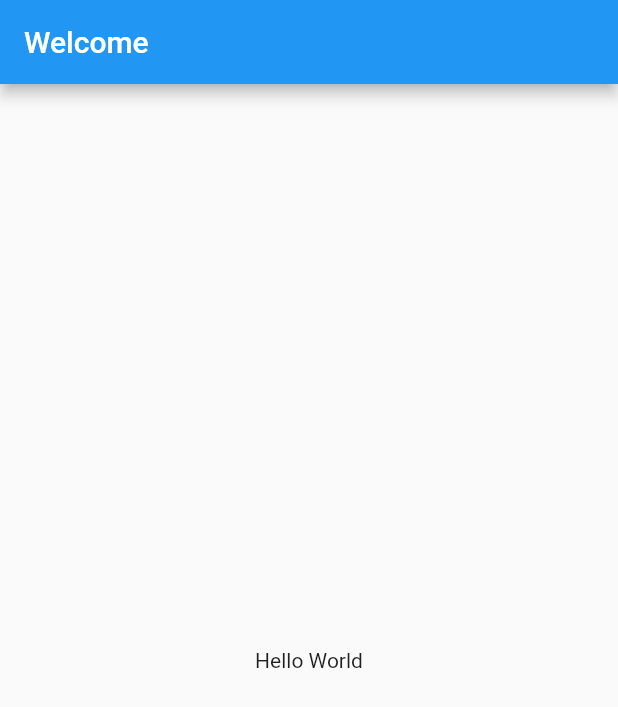
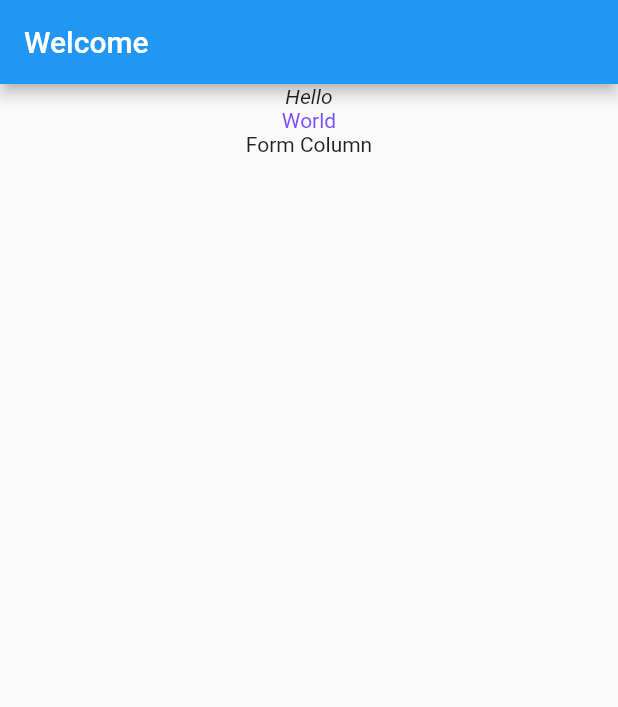
Before and after one commit to najmulmyself/learning_flutter, a Flutter app: the screen it shows after launch, on a phone screen of 412 x 824 dp. Shown: the top 707 px of the screen. Run offline on Flutter 3.47's test engine with Material 2 defaults, Android fonts, the phone set to English and light mode, and no system bars.

Commit message:
text styling

```diff
--- a/lib/main.dart
+++ b/lib/main.dart
@@ -15,7 +15,24 @@ class MyApp extends StatelessWidget {
         appBar: AppBar(
           title: Text("Welcome"),
         ),
-        body: Center(child: Text("Hello World"),),
+        body: Center(
+          // child: Text("Hello World"),
+          // Text("Another Hello World") // child cannot take more than one widget
+          // TO USE MORE THAN ONE WIDGET WE NEED TO USE ROW / COLUMN PROPERTY WHERE MULTIPLE PROPERTY CAN BE PASSED BY CHILDREN
+          child: Column(
+            children: [
+              Text(
+                "Hello",
+                style: TextStyle(fontStyle: FontStyle.italic),
+              ),
+              Text(
+                "World",
+                style: TextStyle(color: Colors.deepPurpleAccent),
+              ),
+              Text("Form Column")
+            ],
+          ),
+        ),
       ),
     );
   }
```
